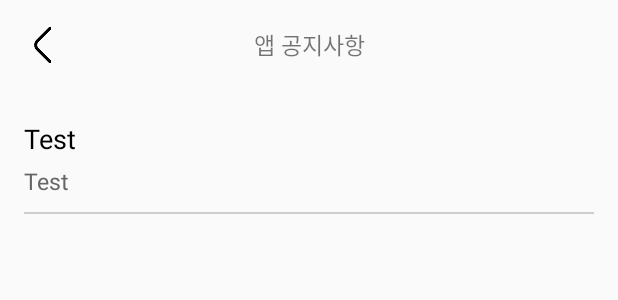
After one commit to KorHello/DearMyFriends_XML, an Android app: the layout activity_notice_detail.xml on its own in the app's theme, with its tools: preview values and no code run, on a phone screen of 412 x 824 dp. The commit adds this screen. Shown: the top 300 px of the screen. Run offline under Robolectric (Android 15) with nearby library versions, the phone set to English and light mode, and no system bars.

Commit message:
앱 공지사항 상세보기 완료

```diff
--- a/app/src/main/AndroidManifest.xml
+++ b/app/src/main/AndroidManifest.xml
@@ -32,6 +32,7 @@
         <activity android:name=".views.setting.AppNoticeListView"/>
         <activity android:name=".views.setting.CheckVersionView"/>
         <activity android:name=".views.setting.PushSettingView"/>
+        <activity android:name=".views.setting.AppNoticeDetailView"/>
     </application>
 
 </manifest>
--- a/app/src/main/java/com/devhouse/dearmyfriends/mng/TypeManager.kt
+++ b/app/src/main/java/com/devhouse/dearmyfriends/mng/TypeManager.kt
@@ -12,6 +12,7 @@ enum class PathType(var pathString: String) {
 
     GET_PUSH_STATE("/mem/getPushState.dmfap"),
     UPDATE_PUSH_STATE("/cmm/updatePushInfo.dmfap"),
+    GET_APP_NOTICE("/cmm/getAppNotice.dmfap")
 }
 
 enum class BodyType {
--- a/app/src/main/java/com/devhouse/dearmyfriends/views/holder/AppNoticeAdapter.kt
+++ b/app/src/main/java/com/devhouse/dearmyfriends/views/holder/AppNoticeAdapter.kt
@@ -27,6 +27,10 @@ class AppNoticeAdapter(listParent: AppNoticeListView, noticeList: ArrayList<AppN
 
         fun bind(listener: OnClickListener, info: AppNotice) {
             itemView.setOnClickListener(listener)
+
+            titleLabel = itemView.findViewById(R.id.app_notice_title)
+            dateLabel = itemView.findViewById(R.id.app_notice_date)
+
             titleLabel.text = info.title
             dateLabel.text = info.regDate
         }
--- a/app/src/main/res/layout/activity_intro.xml
+++ b/app/src/main/res/layout/activity_intro.xml
@@ -24,7 +24,7 @@
         android:layout_width="match_parent"
         android:layout_height="20dp"
         android:textAlignment="center"
-        android:textSize="14sp"
+        android:textSize="10sp"
         android:layout_marginBottom="20dp"
         android:text="Copyright 2024, Devhouse."/>
 
--- /dev/null
+++ b/app/src/main/res/layout/activity_notice_detail.xml
@@ -0,0 +1,75 @@
+<?xml version="1.0" encoding="utf-8"?>
+<LinearLayout xmlns:android="http://schemas.android.com/apk/res/android"
+    android:orientation="vertical"
+    android:layout_width="match_parent"
+    android:layout_height="match_parent">
+
+    <LinearLayout
+        android:gravity="center_vertical"
+        android:orientation="horizontal"
+        android:layout_width="match_parent"
+        android:layout_height="60dp">
+
+        <Button
+            android:id="@+id/app_notice_detail_back"
+            android:layout_marginStart="16dp"
+            android:layout_width="24dp"
+            android:layout_height="24dp"
+            android:background="@drawable/btn_back"/>
+
+        <TextView
+            android:text="앱 공지사항"
+            android:textSize="15sp"
+            android:textAlignment="center"
+            android:layout_width="0dp"
+            android:layout_height="wrap_content"
+            android:layout_weight="1"/>
+
+        <View
+            android:layout_marginEnd="16dp"
+            android:layout_width="24dp"
+            android:layout_height="24dp"
+            />
+    </LinearLayout>
+
+    <LinearLayout
+        android:layout_marginTop="10dp"
+        android:orientation="vertical"
+        android:layout_marginStart="16dp"
+        android:layout_marginEnd="16dp"
+        android:layout_width="match_parent"
+        android:layout_height="wrap_content">
+
+        <TextView
+            android:id="@+id/app_notice_detail_title"
+            android:text="Test"
+            android:layout_marginTop="10dp"
+            android:textColor="@color/black"
+            android:textSize="18dp"
+            android:layout_width="match_parent"
+            android:layout_height="wrap_content"/>
+
+        <TextView
+            android:id="@+id/app_notice_detail_date"
+            android:text="Test"
+            android:layout_marginTop="5dp"
+            android:textColor="#666666"
+            android:textSize="15dp"
+            android:layout_marginBottom="10dp"
+            android:layout_width="match_parent"
+            android:layout_height="wrap_content"/>
+    </LinearLayout>
+
+    <View
+        android:layout_marginStart="16dp"
+        android:layout_marginEnd="16dp"
+        android:layout_width="match_parent"
+        android:layout_height="1dp"
+        android:background="#cdcdcd"/>
+
+    <TextView
+        android:id="@+id/app_notice_detail_content"
+        android:layout_width="match_parent"
+        android:layout_height="match_parent"
+        android:layout_margin="16dp"/>
+</LinearLayout>
```
Also changed, not shown: app/src/main/java/com/devhouse/dearmyfriends/viewModel/CommonViewModel.kt (+30 -0 lines), app/src/main/java/com/devhouse/dearmyfriends/views/setting/AppNoticeDetailView.kt (added, +60 -0 lines), app/src/main/java/com/devhouse/dearmyfriends/views/setting/AppNoticeListView.kt (+24 -0 lines).
